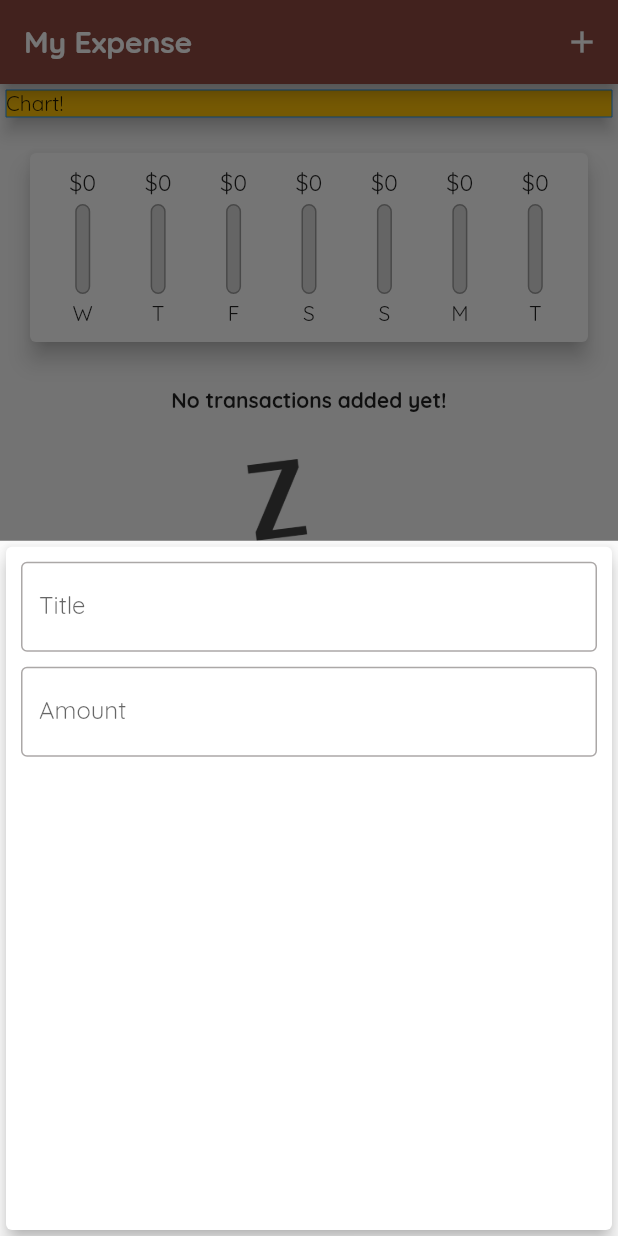
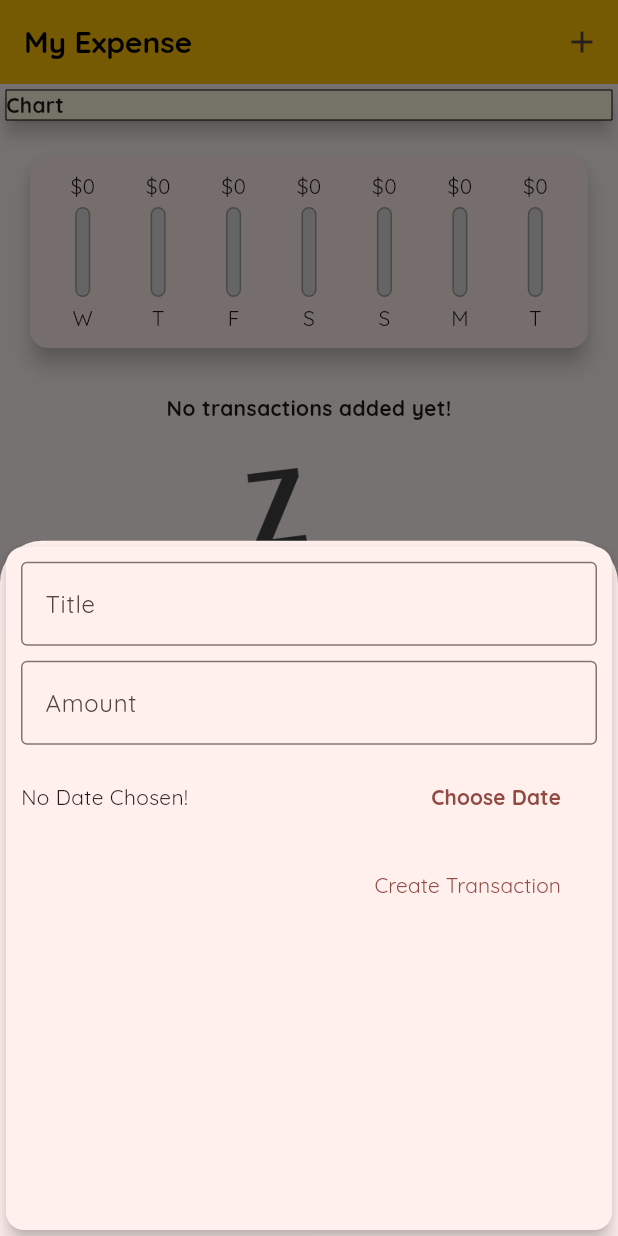
Before and after one commit to pol-dev-shinroo/personal_expense_app, a Flutter app: the screen it shows after launch, after a tap on the "add" icon, on a phone screen of 412 x 824 dp. Run offline on Flutter 3.47's test engine with Material 2 defaults, Android fonts, the phone set to English and light mode, and no system bars.

Commit message:
datepickher complete

```diff
--- a/lib/main.dart
+++ b/lib/main.dart
@@ -25,8 +25,10 @@ class MyApp extends StatelessWidget {
             titleTextStyle: TextStyle(
                 fontFamily: 'OpenSans',
                 fontSize: 20,
-                fontWeight: FontWeight.bold)),
-        useMaterial3: false,
+                fontWeight: FontWeight.bold,
+                color: Colors.black),
+            backgroundColor: Colors.amber),
+        useMaterial3: true,
         elevatedButtonTheme: ElevatedButtonThemeData(
           style: ElevatedButton.styleFrom(
             backgroundColor: Colors.transparent,
@@ -106,12 +108,15 @@ class _MyHomePageState extends State<MyHomePage> {
           crossAxisAlignment: CrossAxisAlignment.stretch,
           children: <Widget>[
             Card(
-              color: Theme.of(context).primaryColor,
-              shape: Border.all(width: 0, color: Colors.blue),
+              color: Colors.amber[50],
+              shape: Border.all(width: 0),
               elevation: 5,
               child: const SizedBox(
                 width: double.infinity,
-                child: Text("Chart!"),
+                child: Text(
+                  "Chart",
+                  style: TextStyle(fontWeight: FontWeight.bold),
+                ),
               ),
             ),
             Chart(recentTransactions: _recentTransactions),
--- a/lib/widgets/textInput_fields.dart
+++ b/lib/widgets/textInput_fields.dart
@@ -2,6 +2,7 @@
 
 import 'package:flutter/material.dart';
 import 'package:flutter/services.dart';
+import "package:intl/intl.dart";
 
 class TextInputFields extends StatefulWidget {
   final Function addTransaction;
@@ -17,6 +18,9 @@ class _TextInputFieldsState extends State<TextInputFields> {
 
   final amountController = TextEditingController();
 
+  // this is not final because it will be set once the user selects date
+  DateTime? _selectedDate;
+
   void _addTransactionHanlder() {
     final enteredTitle = inputController.text;
     final enteredAmount = double.parse(amountController.text);
@@ -28,6 +32,22 @@ class _TextInputFieldsState extends State<TextInputFields> {
     widget.addTransaction(enteredTitle, enteredAmount);
 
     Navigator.of(context).pop();
+  }
+
+  void _presentDatePicker() {
+    showDatePicker(
+            context: context,
+            initialDate: DateTime.now(),
+            firstDate: DateTime(2023),
+            lastDate: DateTime.now())
+        .then((pickedDate) {
+      if (pickedDate == null) {
+        return;
+      }
+      setState(() {
+        _selectedDate = pickedDate;
+      });
+    });
   }
 
   @override
@@ -69,6 +89,27 @@ class _TextInputFieldsState extends State<TextInputFields> {
                 onSubmitted: (_) => _addTransactionHanlder(),
               ),
             ),
+            SizedBox(
+              height: 70,
+              child: Row(
+                children: <Widget>[
+                  Expanded(
+                    child: Text(
+                      _selectedDate == null
+                          ? "No Date Chosen!"
+                          : 'Picked Date: ${DateFormat.yMd().format(_selectedDate!)}',
+                    ),
+                  ),
+                  ElevatedButton(
+                    onPressed: _presentDatePicker,
+                    child: const Text(
+                      "Choose Date",
+                      style: TextStyle(fontWeight: FontWeight.bold),
+                    ),
+                  ),
+                ],
+              ),
+            ),
             Row(
               mainAxisAlignment: MainAxisAlignment.end,
               children: [
```
